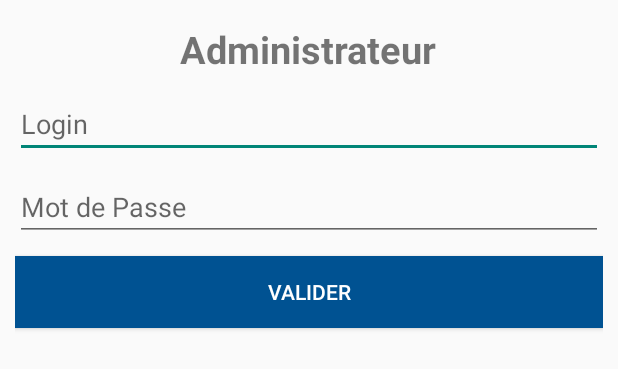
After one commit to schiccam/Jpo, an Android app: the layout dialog_login.xml on its own in the app's theme, with its tools: preview values and no code run, on a phone screen of 412 x 824 dp. The commit adds this screen. Shown: the top 369 px of the screen. Run offline under Robolectric (Android 15) with nearby library versions, the phone set to English and light mode, and no system bars.

Commit message:
Admin ok Intent à ajouter Adminicon ok

```diff
--- /dev/null
+++ b/app/src/main/res/layout/dialog_login.xml
@@ -0,0 +1,44 @@
+<?xml version="1.0" encoding="utf-8"?>
+<LinearLayout xmlns:android="http://schemas.android.com/apk/res/android"
+    android:orientation="vertical"
+    android:layout_width="match_parent"
+    android:layout_height="match_parent"
+    android:padding="10dp">
+
+    <TextView
+        android:id="@+id/textView"
+        android:layout_width="wrap_content"
+        android:layout_height="wrap_content"
+        android:text="Administrateur"
+        android:layout_gravity="center"
+        android:textSize="25dp"
+        android:textStyle="bold"
+        android:layout_marginTop="5dp"/>
+
+    <EditText
+        android:id="@+id/etLogin"
+        android:layout_width="match_parent"
+        android:layout_height="wrap_content"
+        android:ems="10"
+        android:hint="Login"
+        android:inputType="textPersonName"
+        android:layout_marginTop="10dp"/>
+
+    <EditText
+        android:id="@+id/etMDP"
+        android:layout_width="match_parent"
+        android:layout_height="wrap_content"
+        android:ems="10"
+        android:hint="Mot de Passe"
+        android:inputType="textPassword"
+        android:layout_marginTop="10dp"/>
+
+    <Button
+        android:id="@+id/btnValider"
+        android:layout_width="match_parent"
+        android:layout_height="wrap_content"
+        android:text="Valider"
+        android:background="@color/colorAccent"
+        android:textColor="@android:color/white"
+        android:layout_marginTop="10dp"/>
+</LinearLayout>
--- a/app/src/main/res/values/colors.xml
+++ b/app/src/main/res/values/colors.xml
@@ -2,5 +2,5 @@
 <resources>
     <color name="colorPrimary">#3F51B5</color>
     <color name="colorPrimaryDark">#303F9F</color>
-    <color name="colorAccent">#FF4081</color>
+    <color name="colorAccent">#005292</color>
 </resources>
```
Also changed, not shown: app/src/main/java/com/example/cdsm/jpo/MainActivity.java (+56 -0 lines), app/src/main/res/layout/activity_main.xml (+12 -6 lines), app/src/main/res/drawable-v24/adminicon.png (added).
